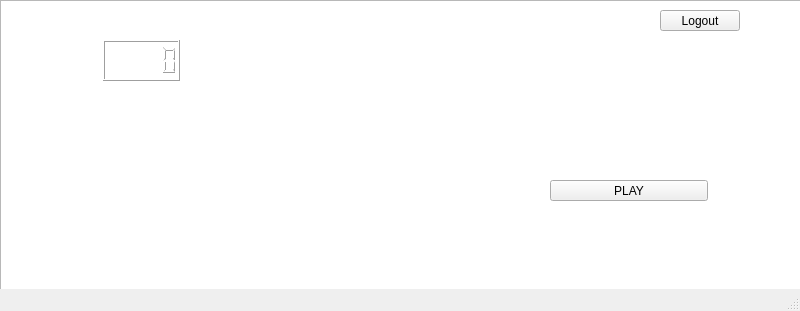
Qt form Codigo_Fuente/Proyecto_Final/profileuser.ui (MaverickST/Proyecto_Final) before a commit.
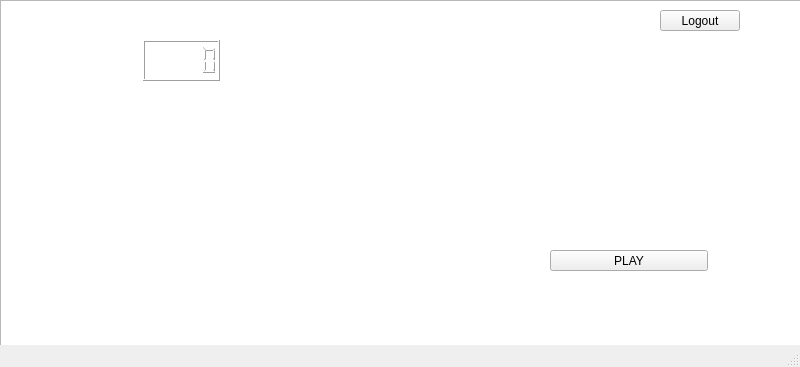
The same form after that commit. Icons and pictures are not drawn.

```diff
--- a/Codigo_Fuente/Proyecto_Final/profileuser.ui
+++ b/Codigo_Fuente/Proyecto_Final/profileuser.ui
@@ -7,7 +7,7 @@
     <x>0</x>
     <y>0</y>
     <width>800</width>
-    <height>311</height>
+    <height>367</height>
    </rect>
   </property>
   <property name="windowTitle">
@@ -30,8 +30,8 @@
    <widget class="QLabel" name="label">
     <property name="geometry">
      <rect>
-      <x>20</x>
-      <y>10</y>
+      <x>60</x>
+      <y>20</y>
       <width>61</width>
       <height>16</height>
      </rect>
@@ -46,8 +46,8 @@
    <widget class="QLabel" name="Label_Username">
     <property name="geometry">
      <rect>
-      <x>70</x>
-      <y>10</y>
+      <x>110</x>
+      <y>20</y>
       <width>181</width>
       <height>16</height>
      </rect>
@@ -62,7 +62,7 @@
    <widget class="QWidget" name="horizontalLayoutWidget">
     <property name="geometry">
      <rect>
-      <x>20</x>
+      <x>60</x>
       <y>40</y>
       <width>160</width>
       <height>41</height>
@@ -92,7 +92,7 @@
     <property name="geometry">
      <rect>
       <x>550</x>
-      <y>180</y>
+      <y>250</y>
       <width>158</width>
       <height>21</height>
      </rect>
@@ -104,8 +104,8 @@
    <widget class="QLabel" name="label_3">
     <property name="geometry">
      <rect>
-      <x>600</x>
-      <y>150</y>
+      <x>620</x>
+      <y>220</y>
       <width>31</width>
       <height>16</height>
      </rect>
@@ -121,7 +121,7 @@
     <property name="geometry">
      <rect>
       <x>50</x>
-      <y>180</y>
+      <y>250</y>
       <width>71</width>
       <height>16</height>
      </rect>
@@ -137,7 +137,7 @@
     <property name="geometry">
      <rect>
       <x>240</x>
-      <y>150</y>
+      <y>220</y>
       <width>71</width>
       <height>16</height>
      </rect>
@@ -153,7 +153,7 @@
     <property name="geometry">
      <rect>
       <x>70</x>
-      <y>150</y>
+      <y>220</y>
       <width>31</width>
       <height>16</height>
      </rect>
@@ -168,8 +168,8 @@
    <widget class="QLabel" name="Label_Score">
     <property name="geometry">
      <rect>
-      <x>230</x>
-      <y>180</y>
+      <x>220</x>
+      <y>250</y>
       <width>101</width>
       <height>20</height>
      </rect>
@@ -185,7 +185,7 @@
     <property name="geometry">
      <rect>
       <x>420</x>
-      <y>150</y>
+      <y>220</y>
       <width>61</width>
       <height>16</height>
      </rect>
@@ -201,7 +201,7 @@
     <property name="geometry">
      <rect>
       <x>400</x>
-      <y>180</y>
+      <y>250</y>
       <width>101</width>
       <height>21</height>
      </rect>
@@ -219,7 +219,7 @@
       <x>0</x>
       <y>0</y>
       <width>801</width>
-      <height>291</height>
+      <height>371</height>
      </rect>
     </property>
     <property name="styleSheet">
```
Left out of the diff: 2 changed lines with no effect on the pictures.
